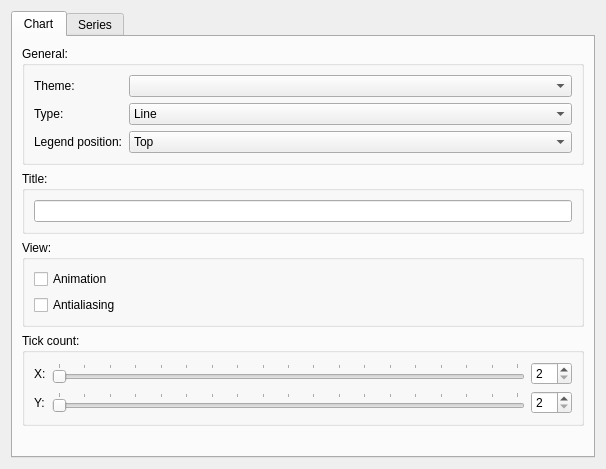
verbkinm2/WTF_Viewer, file graph/panelwidget.ui: the form before one commit.
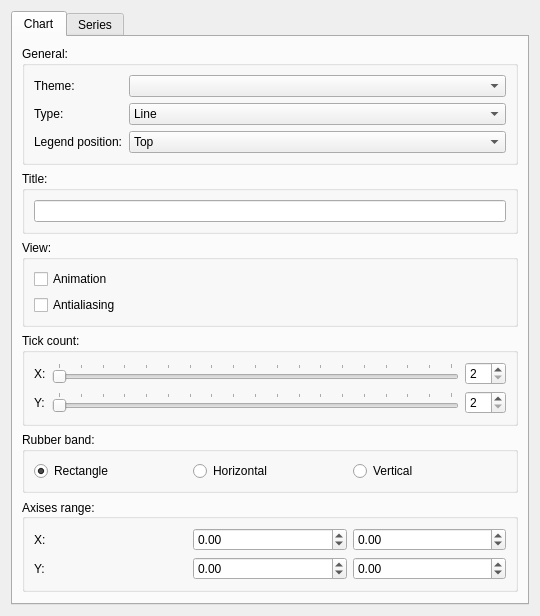
The form after the commit. Icons and pictures are not drawn.

Patch:
```diff
--- a/graph/panelwidget.ui
+++ b/graph/panelwidget.ui
@@ -6,8 +6,8 @@
    <rect>
     <x>0</x>
     <y>0</y>
-    <width>606</width>
-    <height>469</height>
+    <width>540</width>
+    <height>566</height>
    </rect>
   </property>
   <property name="windowTitle">
@@ -24,6 +24,19 @@
        <string>Chart</string>
       </attribute>
       <layout class="QGridLayout" name="gridLayout">
+       <item row="9" column="0">
+        <spacer name="verticalSpacer">
+         <property name="orientation">
+          <enum>Qt::Vertical</enum>
+         </property>
+         <property name="sizeHint" stdset="0">
+          <size>
+           <width>20</width>
+           <height>40</height>
+          </size>
+         </property>
+        </spacer>
+       </item>
        <item row="0" column="0">
         <widget class="QGroupBox" name="groupBox_3">
          <property name="title">
@@ -123,19 +136,6 @@
          </layout>
         </widget>
        </item>
-       <item row="7" column="0">
-        <spacer name="verticalSpacer">
-         <property name="orientation">
-          <enum>Qt::Vertical</enum>
-         </property>
-         <property name="sizeHint" stdset="0">
-          <size>
-           <width>20</width>
-           <height>40</height>
-          </size>
-         </property>
-        </spacer>
-       </item>
        <item row="6" column="0">
         <widget class="QGroupBox" name="groupBox">
          <property name="title">
@@ -238,6 +238,39 @@
          </layout>
         </widget>
        </item>
+       <item row="7" column="0">
+        <widget class="QGroupBox" name="groupBox_7">
+         <property name="title">
+          <string>Rubber band:</string>
+         </property>
+         <layout class="QHBoxLayout" name="horizontalLayout_4">
+          <item>
+           <widget class="QRadioButton" name="rubberModeRectangle">
+            <property name="text">
+             <string>Rectangle</string>
+            </property>
+            <property name="checked">
+             <bool>true</bool>
+            </property>
+           </widget>
+          </item>
+          <item>
+           <widget class="QRadioButton" name="rubberModeHorizontal">
+            <property name="text">
+             <string>Horizontal</string>
+            </property>
+           </widget>
+          </item>
+          <item>
+           <widget class="QRadioButton" name="rubberModeVertical">
+            <property name="text">
+             <string>Vertical</string>
+            </property>
+           </widget>
+          </item>
+         </layout>
+        </widget>
+       </item>
        <item row="1" column="0">
         <widget class="QGroupBox" name="groupBox_4">
          <property name="title">
@@ -257,6 +290,75 @@
          </layout>
         </widget>
        </item>
+       <item row="8" column="0">
+        <widget class="QGroupBox" name="groupBox_8">
+         <property name="title">
+          <string>Axises range:</string>
+         </property>
+         <property name="alignment">
+          <set>Qt::AlignLeading|Qt::AlignLeft|Qt::AlignVCenter</set>
+         </property>
+         <layout class="QGridLayout" name="gridLayout_6">
+          <property name="sizeConstraint">
+           <enum>QLayout::SetDefaultConstraint</enum>
+          </property>
+          <item row="1" column="0">
+           <widget class="QLabel" name="label_8">
+            <property name="text">
+             <string>Y:</string>
+            </property>
+           </widget>
+          </item>
+          <item row="0" column="1">
+           <widget class="QDoubleSpinBox" name="axisXRangeMin">
+            <property name="minimum">
+             <double>-100000000000000004764729344.000000000000000</double>
+            </property>
+            <property name="maximum">
+             <double>1000000000000000044885712678075916785549312.000000000000000</double>
+            </property>
+           </widget>
+          </item>
+          <item row="0" column="0">
+           <widget class="QLabel" name="label_3">
+            <property name="text">
+             <string>X:</string>
+            </property>
+           </widget>
+          </item>
+          <item row="0" column="2">
+           <widget class="QDoubleSpinBox" name="axisXRangeMax">
+            <property name="minimum">
+             <double>-1000000000000000013287555072.000000000000000</double>
+            </property>
+            <property name="maximum">
+             <double>9999999999999999635896294965248.000000000000000</double>
+            </property>
+           </widget>
+          </item>
+          <item row="1" column="1">
+           <widget class="QDoubleSpinBox" name="axisYRangeMin">
+            <property name="minimum">
+             <double>-99999999999999991433150857216.000000000000000</double>
+            </property>
+            <property name="maximum">
+             <double>1000000000000000019884624838656.000000000000000</double>
+            </property>
+           </widget>
+          </item>
+          <item row="1" column="2">
+           <widget class="QDoubleSpinBox" name="axisYRangeMax">
+            <property name="minimum">
+             <double>-100000000000000004764729344.000000000000000</double>
+            </property>
+            <property name="maximum">
+             <double>1000000000000000019884624838656.000000000000000</double>
+            </property>
+           </widget>
+          </item>
+         </layout>
+        </widget>
+       </item>
       </layout>
      </widget>
      <widget class="QWidget" name="tab_2">
```
Left out of the diff: 138 changed lines with no effect on the pictures.
